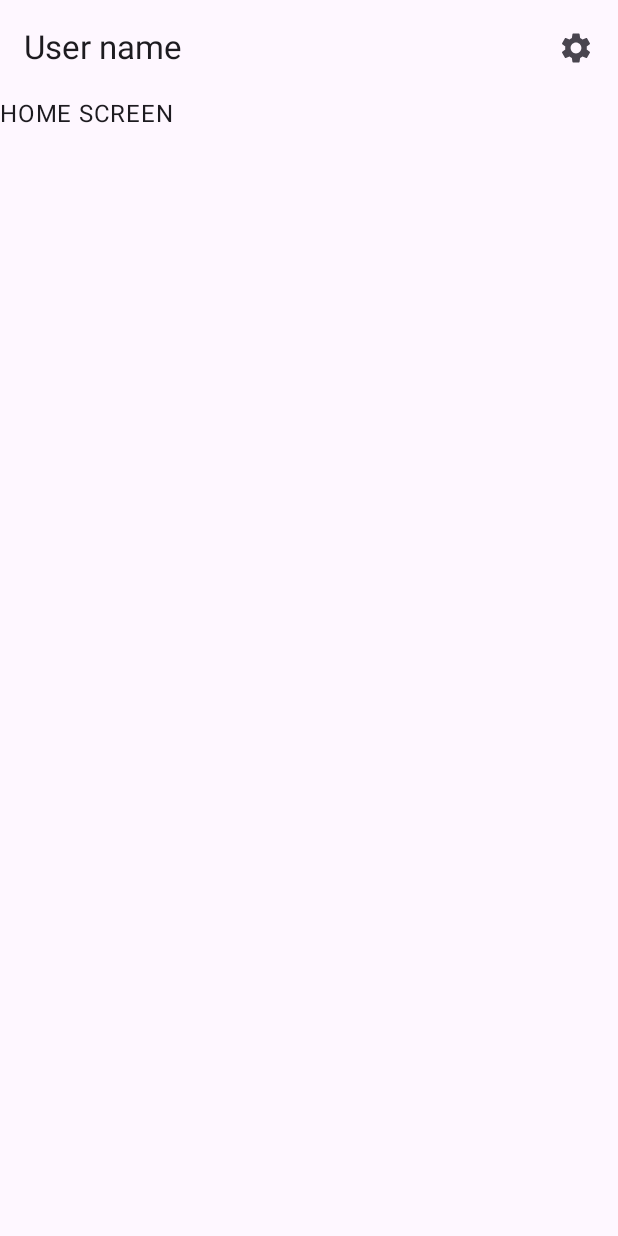
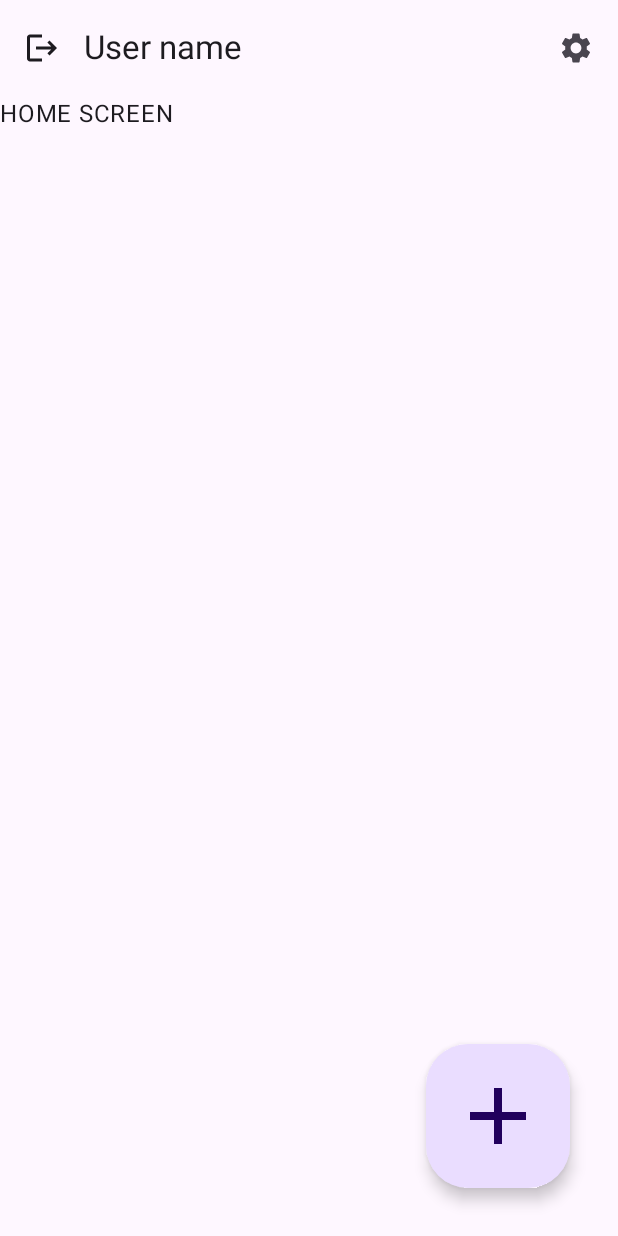
Before and after one commit to Mazer11/RestorauntRecords_compose, an Android app built with Jetpack Compose: the HomeScreen screen opened through its navigation route, on a phone screen of 412 x 824 dp. Run offline under Robolectric (Android 15) with nearby library versions, the phone set to English and light mode, and no system bars.

Commit message:
Home screen FAB, back stack management

```diff
--- a/app/src/main/java/edu/mazer/resrec/ui/screens/home/HomeScreen.kt
+++ b/app/src/main/java/edu/mazer/resrec/ui/screens/home/HomeScreen.kt
@@ -3,11 +3,14 @@ package edu.mazer.resrec.ui.screens.home
 import androidx.compose.foundation.layout.Column
 import androidx.compose.foundation.layout.fillMaxSize
 import androidx.compose.foundation.layout.padding
+import androidx.compose.foundation.layout.size
 import androidx.compose.material.icons.Icons
-import androidx.compose.material.icons.filled.Settings
+import androidx.compose.material.icons.filled.*
+import androidx.compose.material.icons.sharp.Add
 import androidx.compose.material3.*
 import androidx.compose.runtime.Composable
 import androidx.compose.ui.Modifier
+import androidx.compose.ui.unit.dp
 import androidx.navigation.NavController
 import edu.mazer.resrec.navigation.NavigationRoutes
 
@@ -21,8 +24,21 @@ fun HomeScreen(navController: NavController) {
                 title = "User name",
                 onIconButtonClick = {
                     navController.navigate(NavigationRoutes.settingsScreen.route)
+                },
+                onNavigationButtonClick = {
+                    val startDestination = navController.graph.startDestinationId
+                    navController.popBackStack(destinationId = startDestination, inclusive = true)
+                    navController.navigate(startDestination)
                 }
             )
+        },
+        floatingActionButton = {
+            LargeFloatingActionButton(
+                onClick = { navController.navigate(NavigationRoutes.addOrder.route) },
+                modifier = Modifier.padding(16.dp)
+            ) {
+                Icon(imageVector = Icons.Filled.Add, contentDescription = "Add order", modifier = Modifier.size(64.dp))
+            }
         }
     ) {
         Column(
@@ -37,7 +53,8 @@ fun HomeScreen(navController: NavController) {
 @Composable
 fun HomeTopApp(
     title: String,
-    onIconButtonClick: () -> Unit
+    onIconButtonClick: () -> Unit,
+    onNavigationButtonClick: () -> Unit
 ) {
     TopAppBar(
         title = {
@@ -49,6 +66,13 @@ fun HomeTopApp(
             ) {
                 Icon(imageVector = Icons.Default.Settings, contentDescription = "Action button")
             }
+        },
+        navigationIcon = {
+            IconButton(
+                onClick = { onNavigationButtonClick() }
+            ) {
+                Icon(imageVector = Icons.Default.Logout, contentDescription = "Log out")
+            }
         }
     )
 }
--- a/app/src/main/java/edu/mazer/resrec/ui/screens/settings/SettingsScreen.kt
+++ b/app/src/main/java/edu/mazer/resrec/ui/screens/settings/SettingsScreen.kt
@@ -20,7 +20,9 @@ fun SettingsScreen(
         modifier = Modifier.fillMaxSize(),
         topBar = {
             SettingsTopAppBar(
-                onBackPressed = { navController.navigate(NavigationRoutes.homeScreen.route) }
+                onBackPressed = {
+                    navController.popBackStack()
+                }
             )
         }
     ) {
```
Also changed, not shown: app/src/main/java/edu/mazer/resrec/ui/screens/add_order/AddOrderScreen.kt (+12 -1 lines), app/src/main/java/edu/mazer/resrec/ui/screens/login/LoginScreen.kt (+8 -4 lines).
